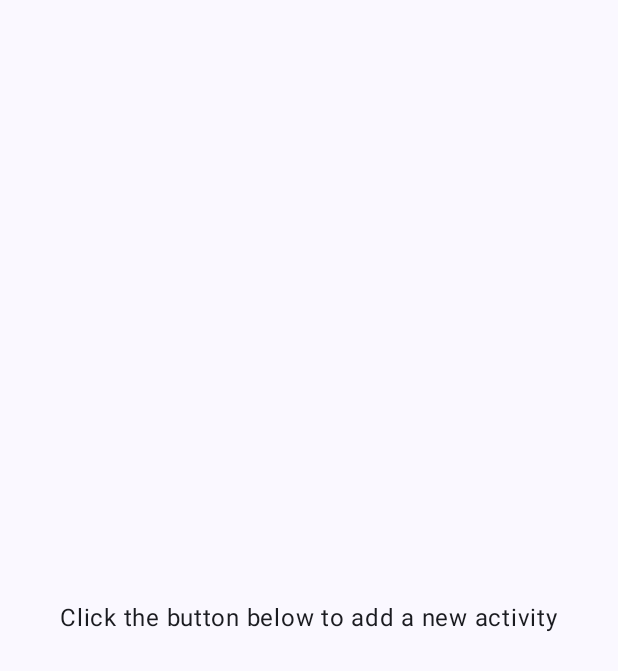
After one commit to OliverGraham/ClockIt, an Android app built with Jetpack Compose: the composable NoActivitiesMessage shown on its own in the app's theme, on a phone screen of 412 x 824 dp. The commit adds this screen. Shown: the top 671 px of the screen. Run offline under Robolectric (Android 15) with nearby library versions, the phone set to English and light mode, and no system bars.

Commit message:
Show message when no Activities

```diff
--- a/app/src/main/java/com/olivergraham/clockit/feature_activity/presentation/activities/ActivityScreen.kt
+++ b/app/src/main/java/com/olivergraham/clockit/feature_activity/presentation/activities/ActivityScreen.kt
@@ -3,12 +3,14 @@ package com.olivergraham.clockit.feature_activity.presentation.activities
 import androidx.compose.foundation.layout.*
 import androidx.compose.material3.*
 import androidx.compose.runtime.*
+import androidx.compose.ui.Alignment
 import androidx.compose.ui.Modifier
 import androidx.compose.ui.unit.dp
 import androidx.hilt.navigation.compose.hiltViewModel
 import androidx.navigation.NavController
 import com.olivergraham.clockit.feature_activity.presentation.activities.components.ActivitiesViewPager
 import com.olivergraham.clockit.feature_activity.presentation.activities.components.BarChartView
+import com.olivergraham.clockit.feature_activity.presentation.activities.components.NoActivitiesMessage
 import com.olivergraham.clockit.feature_activity.presentation.activities.components.TopAppBar
 import com.olivergraham.clockit.feature_activity.presentation.common_components.Fab
 import com.olivergraham.clockit.feature_activity.presentation.utility.Screen
@@ -51,6 +53,11 @@ fun ActivityScreen(
         topBar = { TopAppBar() }
     ) { padding ->
         Column(modifier = Modifier.fillMaxSize()) { ->
+
+            if (activities.isEmpty()) {
+                NoActivitiesMessage()
+            } else {
+
                 ActivitiesViewPager(
                     padding = padding,
                     activities = activities,
@@ -71,6 +78,8 @@ fun ActivityScreen(
             }
         }
     }
+}
+
 
 @Composable
 private fun ObserveUiEvents(
--- /dev/null
+++ b/app/src/main/java/com/olivergraham/clockit/feature_activity/presentation/activities/components/NoActivitiesMessage.kt
@@ -0,0 +1,21 @@
+package com.olivergraham.clockit.feature_activity.presentation.activities.components
+
+import androidx.compose.foundation.layout.Arrangement
+import androidx.compose.foundation.layout.Row
+import androidx.compose.foundation.layout.fillMaxSize
+import androidx.compose.material3.Text
+import androidx.compose.runtime.Composable
+import androidx.compose.ui.Alignment
+import androidx.compose.ui.Modifier
+
+
+@Composable
+fun NoActivitiesMessage() {
+    Row(
+        modifier = Modifier.fillMaxSize(),
+        horizontalArrangement = Arrangement.Center,
+        verticalAlignment = Alignment.CenterVertically
+    ) { ->
+        Text(text = "Click the button below to add a new activity")
+    }
+}
```
Lines whose indentation alone changed are shown as unchanged.
